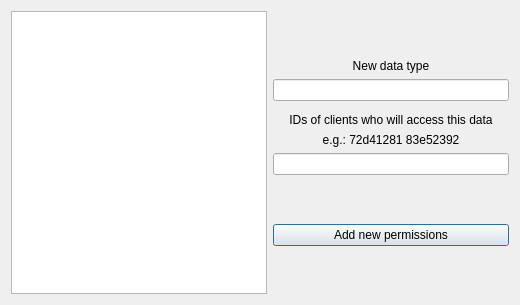
Qt form graphical-client/ue_perms_screen.ui (GTA-UFRJ/CACIC-Use-Case) before a commit.
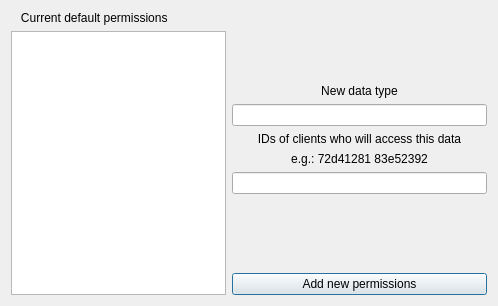
The same form after that commit.

Commit message: Fix screens problems

Diff of the .ui file:
```diff
--- a/graphical-client/ue_perms_screen.ui
+++ b/graphical-client/ue_perms_screen.ui
@@ -6,25 +6,60 @@
    <rect>
     <x>0</x>
     <y>0</y>
-    <width>520</width>
-    <height>305</height>
+    <width>498</width>
+    <height>306</height>
    </rect>
   </property>
   <property name="windowTitle">
    <string>CACIC - Local permissions</string>
   </property>
-  <layout class="QGridLayout" name="gridLayout">
-   <item row="2" column="1">
-    <widget class="QLineEdit" name="type_lineedit">
-     <property name="sizePolicy">
-      <sizepolicy hsizetype="Minimum" vsizetype="Minimum">
-       <horstretch>0</horstretch>
-       <verstretch>0</verstretch>
-      </sizepolicy>
-     </property>
-    </widget>
-   </item>
-   <item row="1" column="1">
+  <layout class="QHBoxLayout" name="horizontalLayout">
+   <item>
+    <layout class="QVBoxLayout" name="verticalLayout_2">
+     <item>
+      <widget class="QLabel" name="label_4">
+       <property name="text">
+        <string>   Current default permissions</string>
+       </property>
+       <property name="alignment">
+        <set>Qt::AlignLeading|Qt::AlignLeft|Qt::AlignVCenter</set>
+       </property>
+      </widget>
+     </item>
+     <item>
+      <widget class="QTableWidget" name="table">
+       <property name="minimumSize">
+        <size>
+         <width>215</width>
+         <height>0</height>
+        </size>
+       </property>
+       <property name="maximumSize">
+        <size>
+         <width>215</width>
+         <height>16777215</height>
+        </size>
+       </property>
+      </widget>
+     </item>
+    </layout>
+   </item>
+   <item>
+    <layout class="QVBoxLayout" name="verticalLayout">
+     <item>
+      <spacer name="verticalSpacer">
+       <property name="orientation">
+        <enum>Qt::Vertical</enum>
+       </property>
+       <property name="sizeHint" stdset="0">
+        <size>
+         <width>20</width>
+         <height>40</height>
+        </size>
+       </property>
+      </spacer>
+     </item>
+     <item>
     <widget class="QLabel" name="label">
      <property name="text">
       <string>New data type</string>
@@ -34,36 +69,10 @@
      </property>
     </widget>
    </item>
-   <item row="0" column="0" rowspan="11">
-    <widget class="QTableView" name="table">
-     <property name="sizePolicy">
-      <sizepolicy hsizetype="Preferred" vsizetype="Preferred">
-       <horstretch>0</horstretch>
-       <verstretch>0</verstretch>
-      </sizepolicy>
-     </property>
-     <attribute name="horizontalHeaderMinimumSectionSize">
-      <number>163</number>
-     </attribute>
-     <attribute name="horizontalHeaderHighlightSections">
-      <bool>true</bool>
-     </attribute>
-    </widget>
-   </item>
-   <item row="7" column="1">
-    <spacer name="verticalSpacer_3">
-     <property name="orientation">
-      <enum>Qt::Vertical</enum>
-     </property>
-     <property name="sizeHint" stdset="0">
-      <size>
-       <width>20</width>
-       <height>40</height>
-      </size>
-     </property>
-    </spacer>
-   </item>
-   <item row="4" column="1">
+     <item>
+      <widget class="QLineEdit" name="type_lineedit"/>
+     </item>
+     <item>
     <widget class="QLabel" name="label_2">
      <property name="text">
       <string>IDs of clients who will access this data</string>
@@ -73,20 +82,7 @@
      </property>
     </widget>
    </item>
-   <item row="9" column="1">
-    <spacer name="verticalSpacer_2">
-     <property name="orientation">
-      <enum>Qt::Vertical</enum>
-     </property>
-     <property name="sizeHint" stdset="0">
-      <size>
-       <width>20</width>
-       <height>40</height>
-      </size>
-     </property>
-    </spacer>
-   </item>
-   <item row="5" column="1">
+     <item>
     <widget class="QLabel" name="label_3">
      <property name="text">
       <string>e.g.: 72d41281 83e52392</string>
@@ -96,8 +92,11 @@
      </property>
     </widget>
    </item>
-   <item row="0" column="1">
-    <spacer name="verticalSpacer">
+     <item>
+      <widget class="QLineEdit" name="perms_lineedit"/>
+     </item>
+     <item>
+      <spacer name="verticalSpacer_2">
      <property name="orientation">
       <enum>Qt::Vertical</enum>
      </property>
@@ -109,28 +108,14 @@
      </property>
     </spacer>
    </item>
-   <item row="6" column="1">
-    <widget class="QLineEdit" name="perms_lineedit">
-     <property name="sizePolicy">
-      <sizepolicy hsizetype="Minimum" vsizetype="Fixed">
-       <horstretch>0</horstretch>
-       <verstretch>0</verstretch>
-      </sizepolicy>
-     </property>
-    </widget>
-   </item>
-   <item row="8" column="1">
+     <item>
     <widget class="QPushButton" name="add_button">
-     <property name="sizePolicy">
-      <sizepolicy hsizetype="Minimum" vsizetype="Minimum">
-       <horstretch>0</horstretch>
-       <verstretch>0</verstretch>
-      </sizepolicy>
-     </property>
      <property name="text">
       <string>Add new permissions</string>
      </property>
     </widget>
+     </item>
+    </layout>
    </item>
   </layout>
  </widget>
```
Lines whose indentation alone changed are shown as unchanged. The commit also changes 15 other files.
